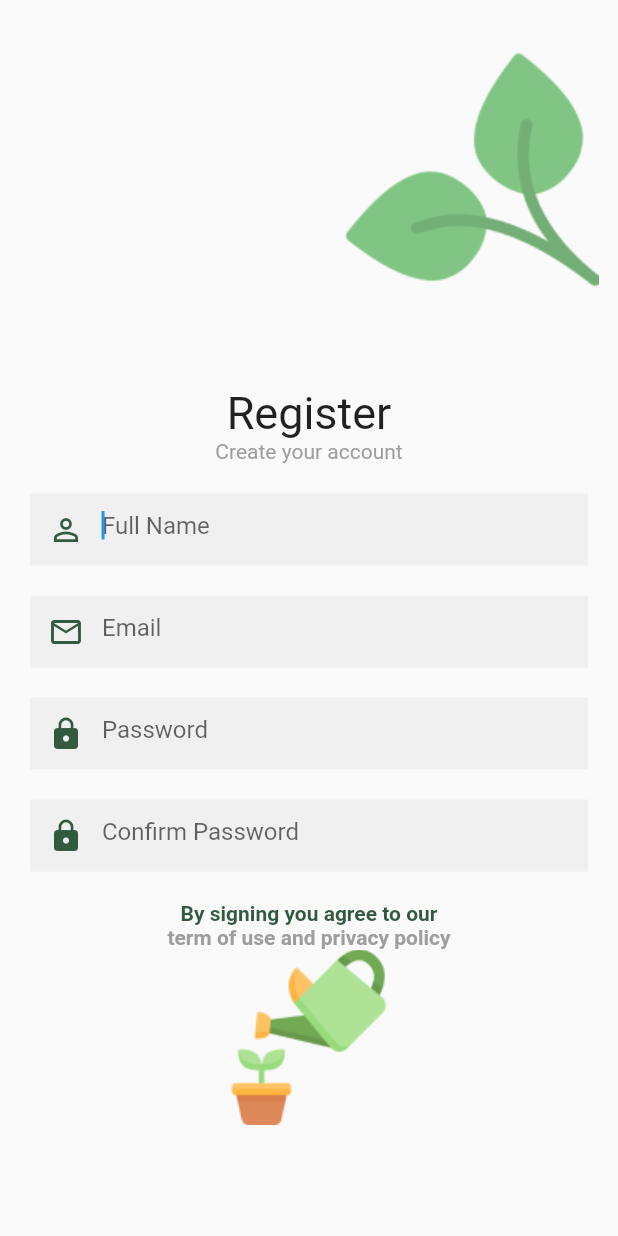
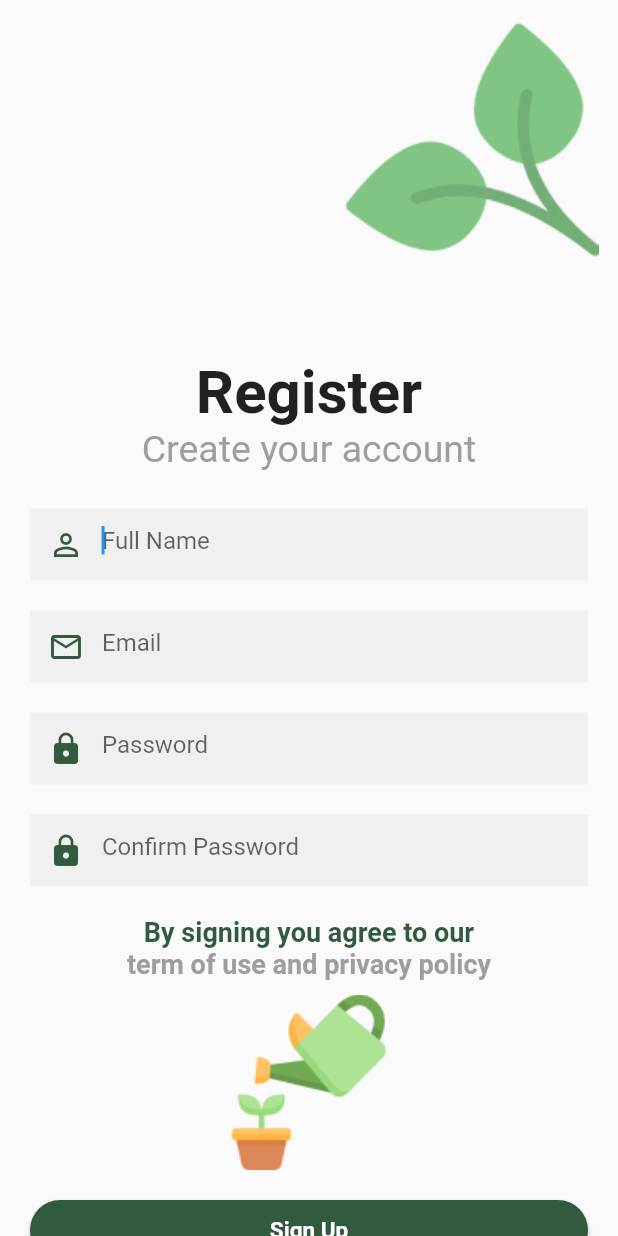
Before and after one commit to ayoubelhioui/PLANTS_APP, a Flutter app: the SignUpPage screen opened directly, on a phone screen of 412 x 824 dp. Run offline on Flutter 3.47's test engine with Material 2 defaults, Android fonts, the phone set to English and light mode, and no system bars.

Commit message:
starting work with another screen

```diff
--- a/lib/SignUpForm.dart
+++ b/lib/SignUpForm.dart
@@ -18,7 +18,7 @@ class _SignUpFormState extends State<SignUpForm> {
         child: Column(
           children: [
             const SizedBox(
-              height: 20,
+              height: 25,
             ),
             TextFormField(
               validator: (value) {
@@ -101,15 +101,68 @@ class _SignUpFormState extends State<SignUpForm> {
             const Text(
               'By signing you agree to our',
               style: TextStyle(
+                fontSize: 18,
                 fontWeight: FontWeight.bold,
                 color: Color.fromARGB(255, 50, 90, 62),
               ),
             ),
             const Text(
               'term of use and privacy policy',
-              style: TextStyle(fontWeight: FontWeight.bold, color: Colors.grey),
+              style: TextStyle(
+                fontWeight: FontWeight.bold,
+                color: Colors.grey,
+                fontSize: 18,
+              ),
             ),
+            const SizedBox(height: 10),
             Image.asset('assets/images/SignUp_page_second.png'),
+            const SizedBox(
+              height: 20,
+            ),
+            SizedBox(
+              width: MediaQuery.of(context).size.width,
+              height: 40,
+              child: ElevatedButton(
+                onPressed: () {
+                  if (!_formKey.currentState!.validate()) return;
+                },
+                child: const Text(
+                  'Sign Up',
+                  style: TextStyle(
+                    fontWeight: FontWeight.bold,
+                    fontSize: 15,
+                  ),
+                ),
+                style: ElevatedButton.styleFrom(
+                  primary: const Color.fromARGB(255, 50, 90, 62),
+                  shape: const StadiumBorder(),
+                ),
+              ),
+            ),
+            const SizedBox(
+              height: 15,
+            ),
+            Row(
+              mainAxisAlignment: MainAxisAlignment.center,
+              children: [
+                const Text('Already have an account? ',
+                    style: TextStyle(
+                      fontSize: 20,
+                      color: Colors.grey,
+                    )),
+                InkWell(
+                  onTap: () => Navigator.pop(context),
+                  child: const Text(
+                    'Login',
+                    style: TextStyle(
+                      fontWeight: FontWeight.bold,
+                      fontSize: 15,
+                      color: Color.fromARGB(255, 50, 90, 62),
+                    ),
+                  ),
+                ),
+              ],
+            ),
           ],
         ),
       ),
--- a/lib/main.dart
+++ b/lib/main.dart
@@ -7,7 +7,7 @@ void main() {
   runApp(
     const MaterialApp(
       debugShowCheckedModeBanner: false,
-      home: LoginPage(),
+      home: HomePage(),
     ),
   );
 }
--- a/lib/screens/SignUp_Page.dart
+++ b/lib/screens/SignUp_Page.dart
@@ -16,18 +16,17 @@ class _SignUpPageState extends State<SignUpPage> {
         child: Column(
           mainAxisAlignment: MainAxisAlignment.center,
           children: [
-            const SizedBox(height: 20),
             Container(
               margin: const EdgeInsets.only(left: 210),
               child: Image.asset('assets/images/SignUp_Page_flower.png'),
             ),
             const Text(
               'Register',
-              style: TextStyle(fontSize: 30),
+              style: TextStyle(fontSize: 40, fontWeight: FontWeight.bold),
             ),
             const Text(
               'Create your account',
-              style: TextStyle(color: Colors.grey),
+              style: TextStyle(color: Colors.grey, fontSize: 25),
             ),
             const SignUpForm(),
           ],
```
Also changed, not shown: lib/LoginForm.dart (+9 -1 lines), lib/screens/home_page.dart (+19 -1 lines).
